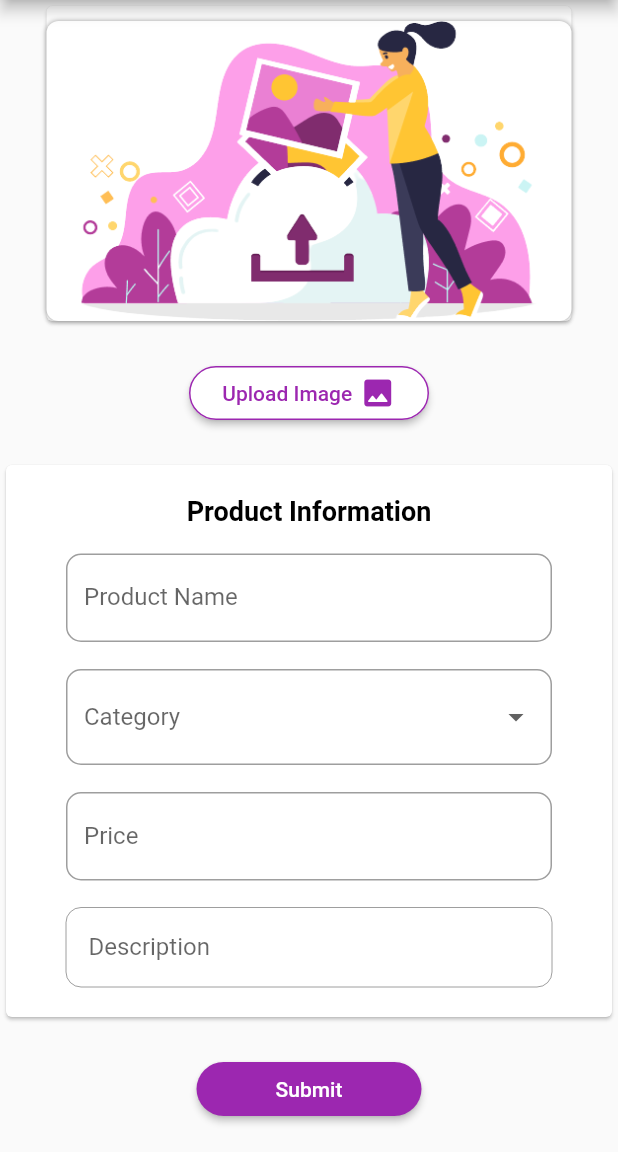
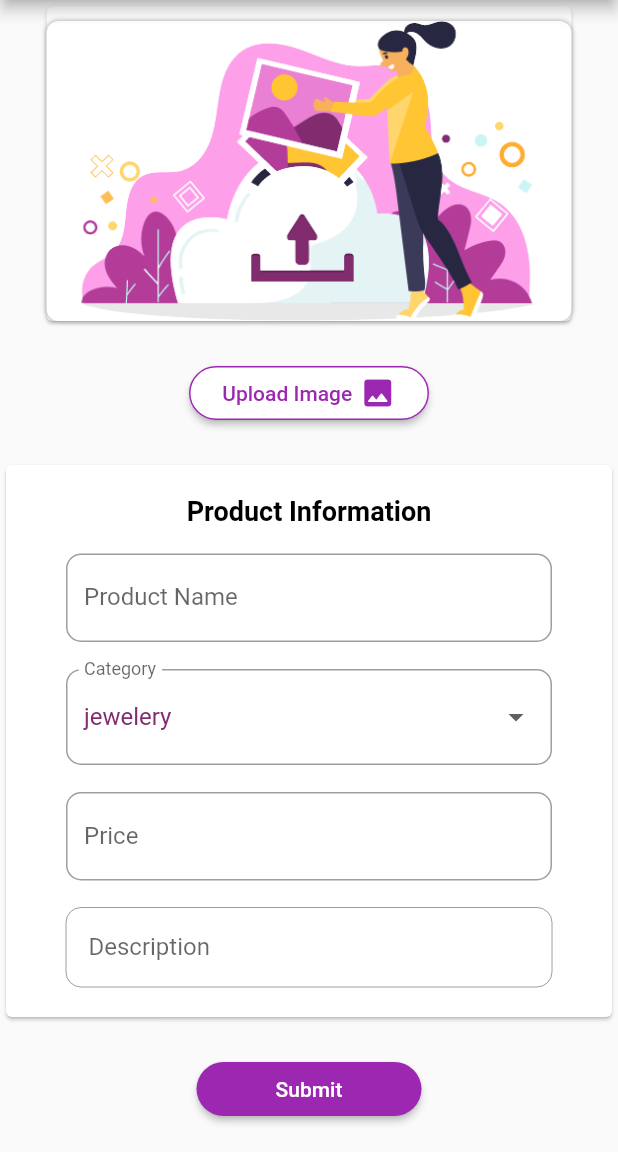
Before and after one commit to dheniraa/section7, a Flutter app: the AddProductView screen opened by its route, on a phone screen of 412 x 824 dp, the part 84-1236 px from its top. Run offline on Flutter 3.47's test engine with Material 2 defaults, Android fonts, the phone set to English and light mode, and no system bars; our stand-ins replace get, image_picker; network calls fail; Roboto replaces fonts that are missing (Poppins Light).

Commit message:
update progres

```diff
--- a/lib/app/modules/addProduct/controllers/add_product_controller.dart
+++ b/lib/app/modules/addProduct/controllers/add_product_controller.dart
@@ -11,6 +11,14 @@ class AddProductController extends GetxController {
   TextEditingController categoryC = TextEditingController();
   TextEditingController priceC = TextEditingController();
   TextEditingController descriptionC = TextEditingController();
+
+  String categories = "jewelery";
+  final items = [
+    "electronics",
+    "jewelery",
+    "men's clothing",
+    "women's clothing"
+  ];
 
   RxString imagePath = ''.obs;
   final ImagePicker picker = ImagePicker();
@@ -32,10 +40,16 @@ class AddProductController extends GetxController {
 
   modelToController(Product displayproduct) {
     titleC.text = displayproduct.title ?? '';
+    if (displayproduct.category != '' && displayproduct.category != null) {
+      categoryC.text = displayproduct.category!;
+    }
     categoryC.text = displayproduct.category ?? '';
+    if (displayproduct.image != '' && displayproduct.image != null) {
+      categoryC.text = displayproduct.category ?? '';
+    }
     priceC.text = (displayproduct.price ?? '').toString();
     descriptionC.text = displayproduct.description ?? '';
-    imagePath.value = displayproduct.image ?? '';
+    // imagePath.value = displayproduct.image ?? '';
   }
 
   controllerToModel(Product displayproduct) {
@@ -44,7 +58,7 @@ class AddProductController extends GetxController {
     displayproduct.price = double.tryParse(priceC.text);
     displayproduct.description = descriptionC.text;
     displayproduct.image = imagePath.value;
-    return Product;
+    return displayproduct;
   }
 
   Future storeProduct(Product displayproduct, bool isUpdate) async {
--- a/lib/app/modules/addProduct/views/add_product_view.dart
+++ b/lib/app/modules/addProduct/views/add_product_view.dart
@@ -16,13 +16,6 @@ class AddProductView extends GetView<AddProductController> {
   final GlobalKey<FormState> formKey = GlobalKey();
 
   final AddProductController formController = Get.put(AddProductController());
-
-  List<String> categories = [
-    "electronics",
-    "jewelery",
-    "men's clothing",
-    "women's clothing"
-  ];
 
   @override
   Widget build(BuildContext context) {
@@ -49,19 +42,19 @@ class AddProductView extends GetView<AddProductController> {
           children: [
             Card(
               child: Container(
-                child:
-                    //displayProduct.image != null
-                    //     ? Container(
-                    //         child: Image.network((displayProduct.image ?? '')))
-                    //:
-                    controller.imagePath.value != ""
-                        ? Container(
-                            child: Image.file(File(controller.imagePath.value)))
-                        : Container(
-                            child: Image.asset(
-                              'assets/images/form.png',
-                              fit: BoxFit.cover,
-                            ),
+                child: controller.imagePath.value.isNotEmpty
+                    ? Image.file(
+                        File((controller.imagePath.value)),
+                        fit: BoxFit.contain,
+                      )
+                    : (displayProduct.image ?? '').isNotEmpty
+                        ? Image.network(
+                            displayProduct.image ?? '',
+                            fit: BoxFit.contain,
+                          )
+                        : Image.asset(
+                            'assets/images/form.png',
+                            fit: BoxFit.cover,
                           ),
                 width: 350,
                 height: 200,
@@ -146,7 +139,12 @@ class AddProductView extends GetView<AddProductController> {
                       Padding(
                         padding: const EdgeInsets.symmetric(horizontal: 20),
                         child: DropdownButtonFormField<String>(
-                          value: controller.categoryC.text,
+                          value: controller.categories.isNotEmpty
+                              ? controller.categories
+                              : '',
+                          onChanged: (String? newValue) {
+                            ({controller.categories = newValue ?? ''});
+                          },
                           decoration: InputDecoration(
                             labelText: "Category",
                             border: OutlineInputBorder(
@@ -157,15 +155,20 @@ class AddProductView extends GetView<AddProductController> {
                               borderRadius: BorderRadius.circular(10),
                             ),
                           ),
-                          items: categories.map((String category) {
-                            return DropdownMenuItem(
-                              value: category,
-                              child: Text(category),
+                          items: [
+                            "electronics",
+                            "jewelery",
+                            "men's clothing",
+                            "women's clothing",
+                          ].map<DropdownMenuItem<String>>((String value) {
+                            return DropdownMenuItem<String>(
+                              value: value,
+                              child: Text(value,
+                                  style: const TextStyle(
+                                      fontFamily: 'Poppins Light',
+                                      color: Color(0xff802c6e))),
                             );
                           }).toList(),
-                          onChanged: (value) {
-                            controller.categoryC.text = value ?? '';
-                          },
                         ),
                       ),
                       SizedBox(
```
